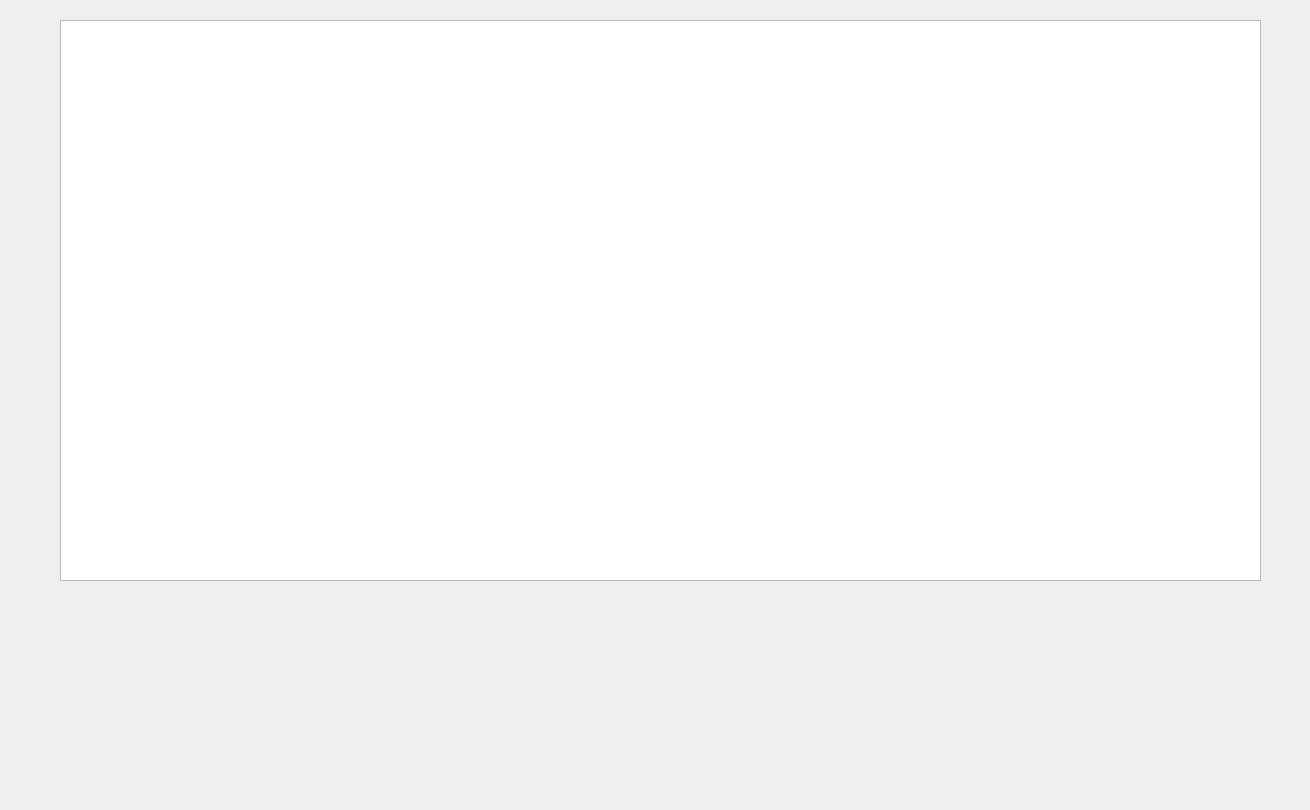
This is chat.ui in MhkaPR/BotGram as Qt 5 draws it before an edit. The edited form follows.
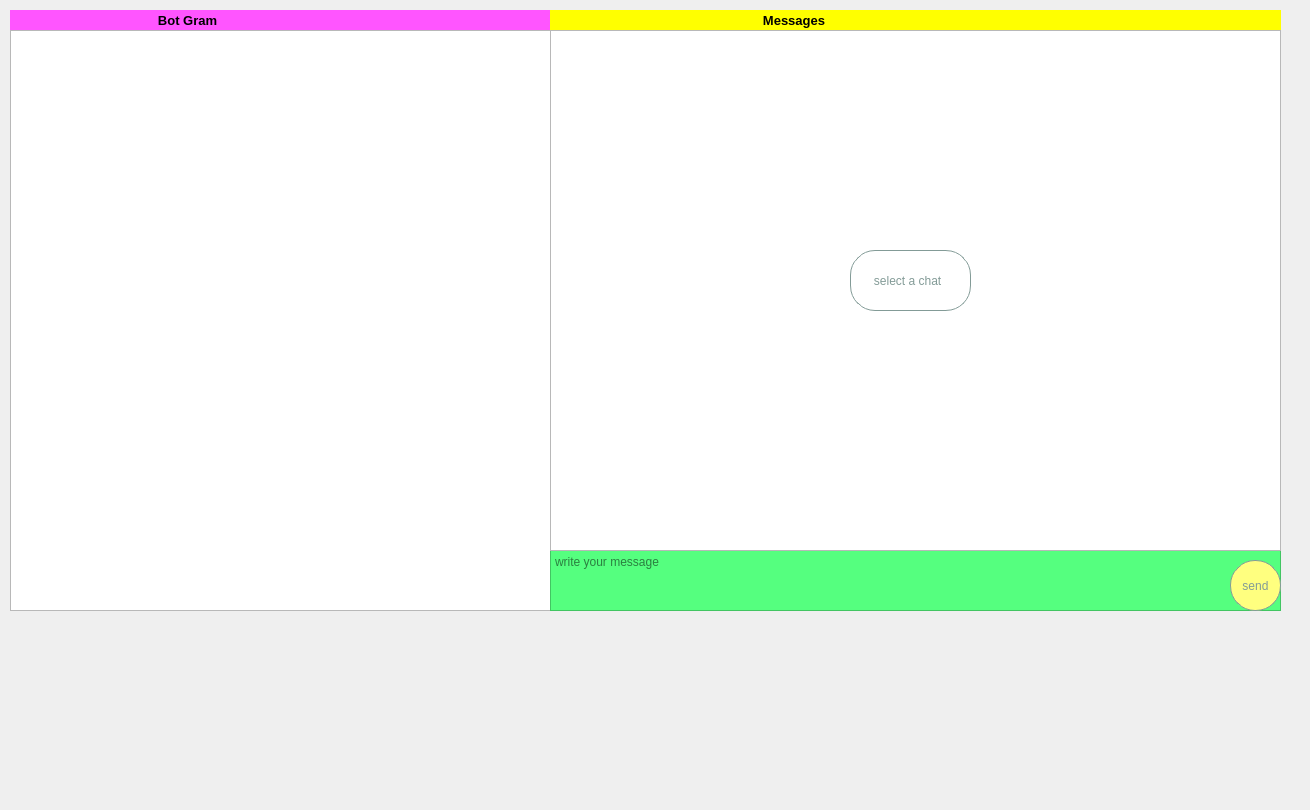
This is the edited form.

What changed in the file:
```diff
--- a/chat.ui
+++ b/chat.ui
@@ -13,15 +13,247 @@
   <property name="windowTitle">
    <string>Form</string>
   </property>
-  <widget class="QListWidget" name="listWidget">
+  <widget class="QFrame" name="frame">
    <property name="geometry">
     <rect>
-     <x>60</x>
-     <y>20</y>
-     <width>1201</width>
-     <height>561</height>
+     <x>10</x>
+     <y>10</y>
+     <width>541</width>
+     <height>601</height>
     </rect>
    </property>
+   <property name="frameShape">
+    <enum>QFrame::StyledPanel</enum>
+   </property>
+   <property name="frameShadow">
+    <enum>QFrame::Raised</enum>
+   </property>
+   <widget class="QLabel" name="label_headerbotgram">
+    <property name="geometry">
+     <rect>
+      <x>0</x>
+      <y>0</y>
+      <width>541</width>
+      <height>20</height>
+     </rect>
+    </property>
+    <property name="font">
+     <font>
+      <pointsize>10</pointsize>
+      <weight>75</weight>
+      <bold>true</bold>
+     </font>
+    </property>
+    <property name="styleSheet">
+     <string notr="true">background-color: rgb(255, 85, 255);</string>
+    </property>
+    <property name="text">
+     <string>                                         Bot Gram</string>
+    </property>
+   </widget>
+   <widget class="QListWidget" name="listWidget">
+    <property name="geometry">
+     <rect>
+      <x>0</x>
+      <y>20</y>
+      <width>541</width>
+      <height>581</height>
+     </rect>
+    </property>
+   </widget>
+  </widget>
+  <widget class="QFrame" name="frame_2">
+   <property name="geometry">
+    <rect>
+     <x>550</x>
+     <y>10</y>
+     <width>731</width>
+     <height>601</height>
+    </rect>
+   </property>
+   <property name="frameShape">
+    <enum>QFrame::StyledPanel</enum>
+   </property>
+   <property name="frameShadow">
+    <enum>QFrame::Raised</enum>
+   </property>
+   <widget class="QLabel" name="label_selectchat">
+    <property name="geometry">
+     <rect>
+      <x>0</x>
+      <y>0</y>
+      <width>731</width>
+      <height>21</height>
+     </rect>
+    </property>
+    <property name="font">
+     <font>
+      <pointsize>10</pointsize>
+      <weight>75</weight>
+      <bold>true</bold>
+     </font>
+    </property>
+    <property name="styleSheet">
+     <string notr="true">background-color: rgb(255, 255, 0);</string>
+    </property>
+    <property name="text">
+     <string>                                                           Messages</string>
+    </property>
+   </widget>
+   <widget class="QTextEdit" name="message_text">
+    <property name="geometry">
+     <rect>
+      <x>0</x>
+      <y>540</y>
+      <width>731</width>
+      <height>61</height>
+     </rect>
+    </property>
+    <property name="styleSheet">
+     <string notr="true">background-color: rgb(85, 255, 127);
+</string>
+    </property>
+    <property name="placeholderText">
+     <string>write your message</string>
+    </property>
+   </widget>
+   <widget class="QPushButton" name="pushButton_send_message">
+    <property name="geometry">
+     <rect>
+      <x>680</x>
+      <y>550</y>
+      <width>51</width>
+      <height>51</height>
+     </rect>
+    </property>
+    <property name="styleSheet">
+     <string notr="true">background-color: rgb(255, 255, 127);
+
+color: rgb(131, 155, 151);;
+border-radius:25px;
+border:1px solid;
+border-color: rgb(131, 155, 151);</string>
+    </property>
+    <property name="text">
+     <string>send</string>
+    </property>
+   </widget>
+   <widget class="QListWidget" name="listWidget_2">
+    <property name="geometry">
+     <rect>
+      <x>0</x>
+      <y>20</y>
+      <width>731</width>
+      <height>521</height>
+     </rect>
+    </property>
+    <item>
+     <property name="text">
+      <string/>
+     </property>
+    </item>
+    <item>
+     <property name="text">
+      <string/>
+     </property>
+    </item>
+    <item>
+     <property name="text">
+      <string/>
+     </property>
+    </item>
+    <item>
+     <property name="text">
+      <string/>
+     </property>
+    </item>
+    <item>
+     <property name="text">
+      <string/>
+     </property>
+    </item>
+    <item>
+     <property name="text">
+      <string/>
+     </property>
+    </item>
+    <item>
+     <property name="text">
+      <string/>
+     </property>
+    </item>
+    <item>
+     <property name="text">
+      <string/>
+     </property>
+    </item>
+    <item>
+     <property name="text">
+      <string/>
+     </property>
+    </item>
+    <item>
+     <property name="text">
+      <string/>
+     </property>
+    </item>
+    <item>
+     <property name="text">
+      <string/>
+     </property>
+    </item>
+    <item>
+     <property name="text">
+      <string/>
+     </property>
+    </item>
+    <item>
+     <property name="text">
+      <string/>
+     </property>
+    </item>
+    <item>
+     <property name="text">
+      <string/>
+     </property>
+    </item>
+    <item>
+     <property name="text">
+      <string/>
+     </property>
+    </item>
+    <item>
+     <property name="text">
+      <string/>
+     </property>
+    </item>
+    <item>
+     <property name="text">
+      <string/>
+     </property>
+    </item>
+   </widget>
+   <widget class="QLabel" name="label">
+    <property name="geometry">
+     <rect>
+      <x>300</x>
+      <y>240</y>
+      <width>121</width>
+      <height>61</height>
+     </rect>
+    </property>
+    <property name="styleSheet">
+     <string notr="true">
+
+color: rgb(131, 155, 151);;
+border-radius:25px;
+border:1px solid;
+border-color: rgb(131, 155, 151);</string>
+    </property>
+    <property name="text">
+     <string>      select a chat</string>
+    </property>
+   </widget>
   </widget>
  </widget>
  <resources/>
```
